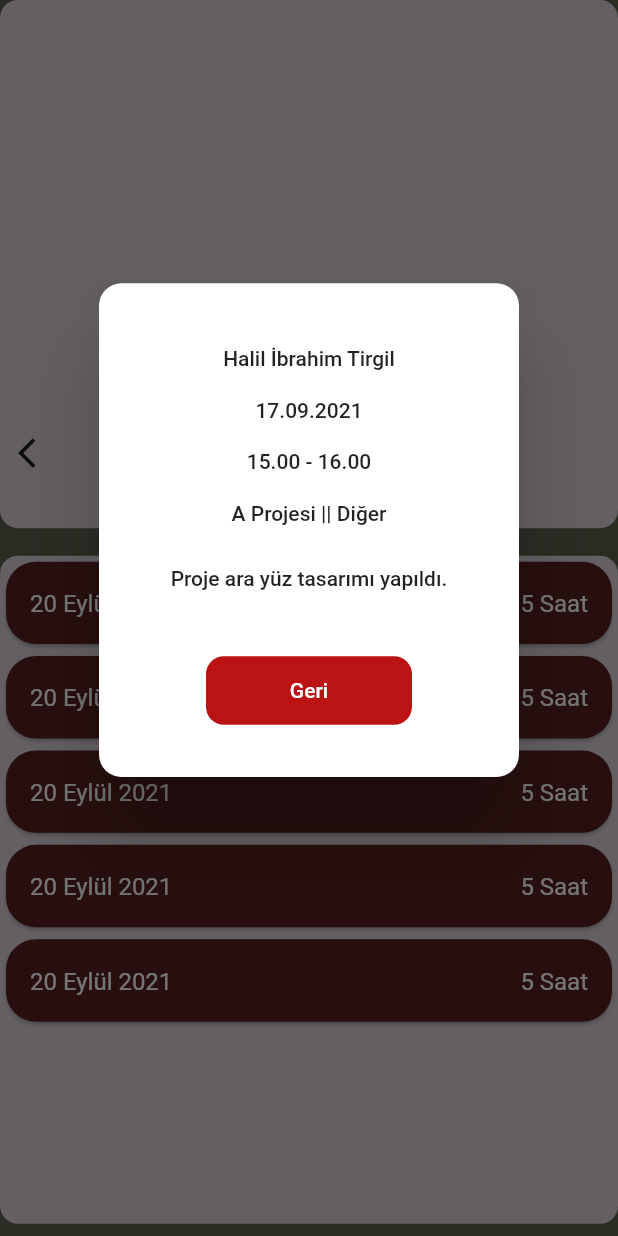
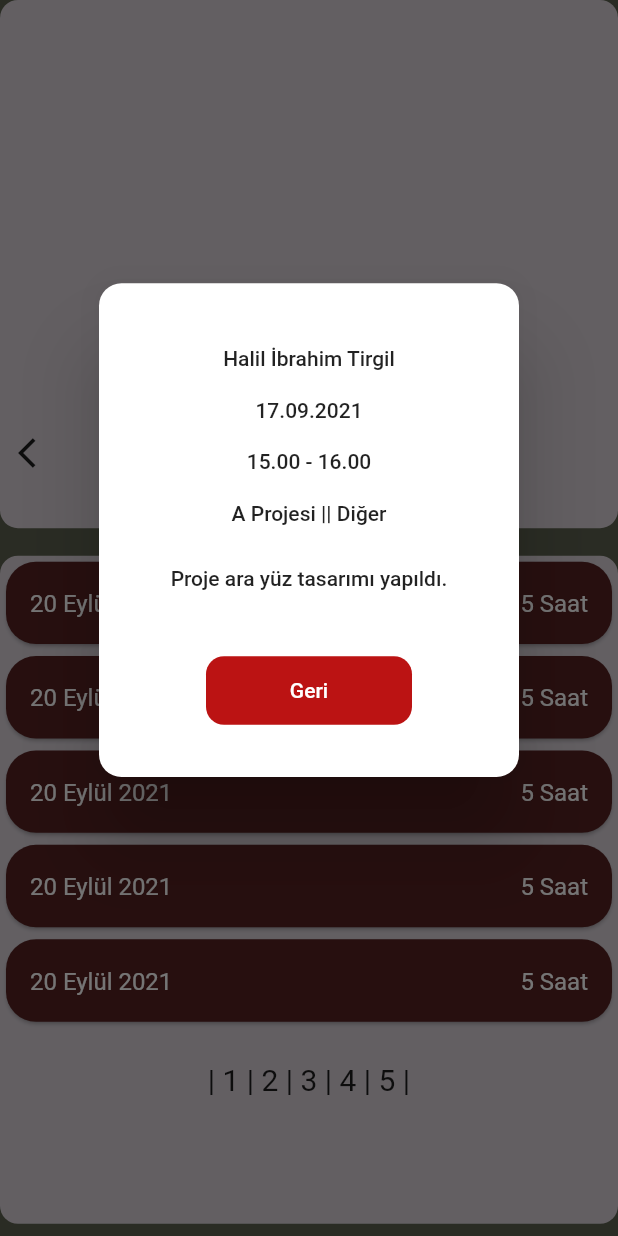
Before and after one commit to haliltirgil/daily_task_app, a Flutter app: the ShowTaskScreen screen opened directly, after a tap on "20 Eylül 2021", on a phone screen of 412 x 824 dp. Run offline on Flutter 3.47's test engine with Material 2 defaults, Android fonts, the phone set to English and light mode, and no system bars; our stand-ins replace table_calendar; network calls fail; Roboto replaces fonts that are missing (Rubik).

```diff
--- a/lib/main.dart
+++ b/lib/main.dart
@@ -15,7 +15,7 @@ class MyApp extends StatelessWidget {
       theme: ThemeData(
         primarySwatch: Colors.blue,
       ),
-      home: AddTaskScreen(),
+      home: ShowTaskScreen(),
     );
   }
 }
--- a/lib/screens/show_task_screen.dart
+++ b/lib/screens/show_task_screen.dart
@@ -71,7 +71,13 @@ class _ShowTaskScreenState extends State<ShowTaskScreen> {
                 ),
               ),
             );
-            })
+          },
+        ),
+        SizedBox(height: MediaQuery.of(context).size.height / 35),
+        Text(
+          "| 1 | 2 | 3 | 4 | 5 |",
+          style: TextStyle(fontSize: 20),
+        ),
       ],
     );
   }
--- a/lib/theme.dart
+++ b/lib/theme.dart
@@ -11,6 +11,7 @@ class AppColors {
   static const whiteColor = const Color(0xFFFFFFFF);
   static const greyColor = const Color(0xFFC4C4C4);
   static const redColor = const Color(0xFFBB1313);
+  static const blackColor = const Color(0xFF000000);
 }
 
 class IconConstants {
```
Also changed, not shown: lib/widgets/common_profile.dart (+9 -5 lines), lib/widgets/date_picker.dart (+8 -16 lines). Lines whose indentation alone changed are shown as unchanged.
